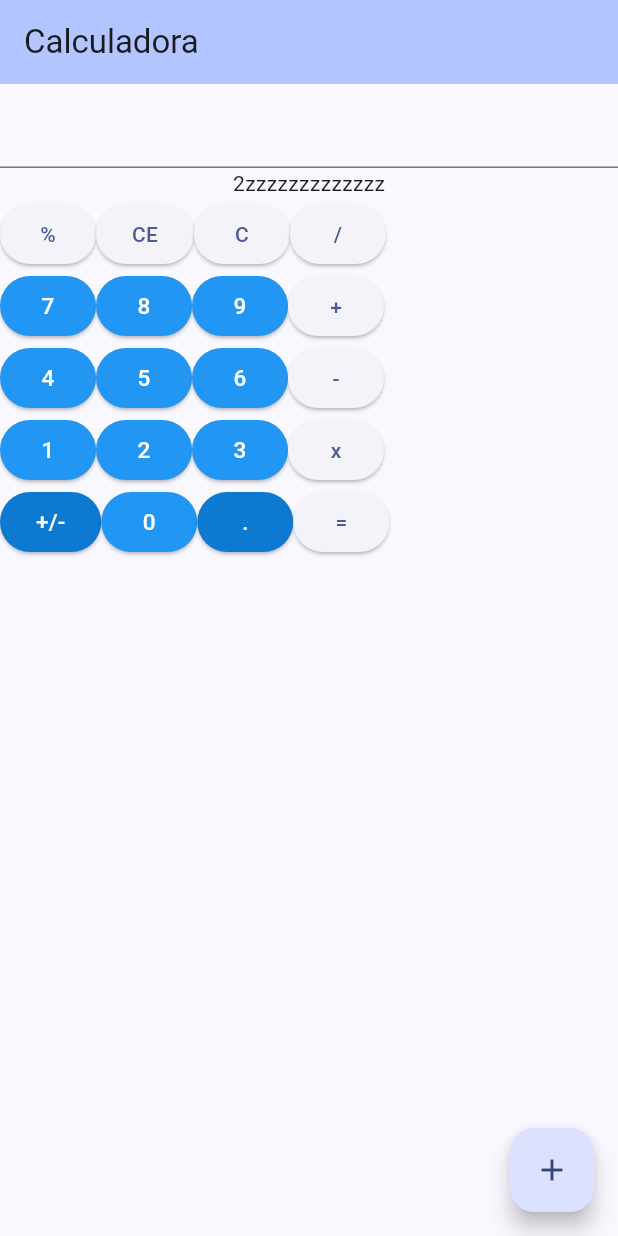
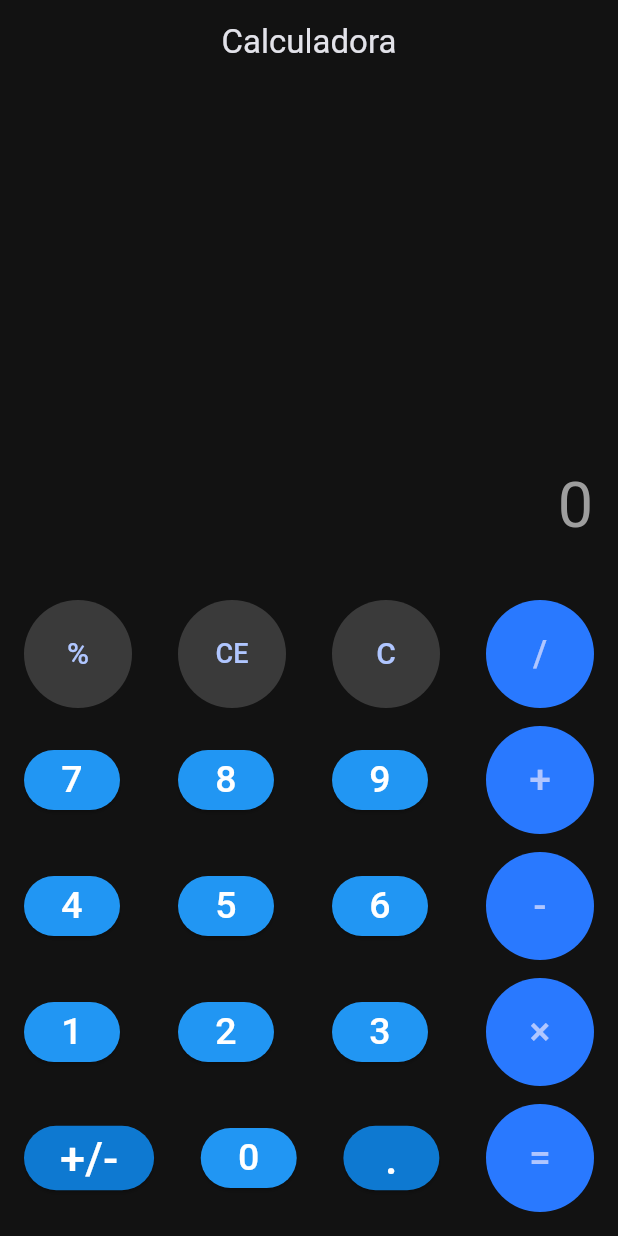
Before and after one commit to Andysito1/Codigo-Desarrollo-de-apps, a Flutter app: the screen it shows after launch, on a phone screen of 412 x 824 dp. Run offline on Flutter 3.47's test engine with Material 3 defaults, Android fonts, the phone set to English and light mode, and no system bars.

Commit message:
Add files via upload

```diff
--- a/lib/main.dart
+++ b/lib/main.dart
@@ -7,16 +7,21 @@ void main() {
 
 class MyApp extends StatelessWidget {
   const MyApp({super.key});
+
   @override
   Widget build(BuildContext context) {
     return MaterialApp(
       title: 'Sullcaray Calculadora',
       theme: ThemeData(
-        colorScheme: .fromSeed(
-          seedColor: const Color.fromARGB(255, 34, 83, 189),
+        brightness: Brightness.dark,
+        scaffoldBackgroundColor: const Color(0xFF121212),
+        colorScheme: ColorScheme.fromSeed(
+          seedColor: const Color(0xFF2979FF),
+          brightness: Brightness.dark,
         ),
       ),
       home: const MyHomePage(title: 'Calculadora'),
+      debugShowCheckedModeBanner: false,
     );
   }
 }
@@ -30,7 +35,6 @@ class MyHomePage extends StatefulWidget {
 }
 
 class _MyHomePageState extends State<MyHomePage> {
-  int _counter = 0;
   final TextEditingController _ctrlDisplay = TextEditingController(text: "");
   double aux1 = 0;
   double aux2 = 0;
@@ -47,7 +51,7 @@ class _MyHomePageState extends State<MyHomePage> {
     _ctrlDisplay.text = "";
   }
 
-   void calcular() {
+  void calcular() {
     double resultado = 0;
     if (operacion == "+") {
       resultado = aux1 + aux2;
@@ -58,153 +62,172 @@ class _MyHomePageState extends State<MyHomePage> {
     } else {
       resultado = aux1 / aux2;
     }
-    _ctrlDisplay.text = "${resultado}";
+    _ctrlDisplay.text = "$resultado";
   }
 
-  void _incrementCounter() {
-    setState(() {
-      _counter++;
-    });
+  Widget samsungButton({
+    required Widget child,
+    required VoidCallback onPressed,
+    Color bgColor = const Color(0xFF2B2B2B),
+  }) {
+    return SizedBox(
+      width: 72,
+      height: 72,
+      child: ElevatedButton(
+        onPressed: onPressed,
+        style: ElevatedButton.styleFrom(
+          backgroundColor: bgColor,
+          shape: const CircleBorder(),
+          elevation: 0,
+        ),
+        child: child,
+      ),
+    );
   }
 
   @override
   Widget build(BuildContext context) {
     return Scaffold(
       appBar: AppBar(
-        backgroundColor: Theme.of(context).colorScheme.inversePrimary,
+        backgroundColor: Colors.transparent,
+        elevation: 0,
         title: Text(widget.title),
+        centerTitle: true,
       ),
-      body: Center(
+      body: Padding(
+        padding: const EdgeInsets.all(16),
         child: Column(
+          mainAxisAlignment: MainAxisAlignment.end,
           children: [
+            // DISPLAY
             TextField(
               controller: _ctrlDisplay,
-              decoration: InputDecoration(
-                labelText: ''
+              readOnly: true,
+              textAlign: TextAlign.right,
+              style: const TextStyle(
+                fontSize: 42,
+                fontWeight: FontWeight.w400,
+                color: Colors.white,
+              ),
+              decoration: const InputDecoration(
+                border: InputBorder.none,
+                hintText: "0",
+                hintStyle: TextStyle(color: Colors.grey),
               ),
             ),
-            Text("2zzzzzzzzzzzzz"),
+
+            const SizedBox(height: 24),
+
+            // FILA 1
             Row(
+              mainAxisAlignment: MainAxisAlignment.spaceBetween,
               children: [
-                ElevatedButton(onPressed: () {}, child: Text("%")),
-                ElevatedButton(onPressed: () {}, child: Text("CE")),
-
-                ElevatedButton(onPressed: (){
-                  _ctrlDisplay.text = "";
-                }, child: Text("C")),
-                ElevatedButton(onPressed: (){
-                  setAux1("/");
-                }, child: Text("/")),
+                samsungButton(
+                  bgColor: const Color(0xFF3A3A3A),
+                  onPressed: () {},
+                  child: const Text("%", style: TextStyle(fontSize: 20)),
+                ),
+                samsungButton(
+                  bgColor: const Color(0xFF3A3A3A),
+                  onPressed: () {},
+                  child: const Text("CE", style: TextStyle(fontSize: 18)),
+                ),
+                samsungButton(
+                  bgColor: const Color(0xFF3A3A3A),
+                  onPressed: () {
+                    _ctrlDisplay.text = "";
+                  },
+                  child: const Text("C", style: TextStyle(fontSize: 20)),
+                ),
+                samsungButton(
+                  bgColor: const Color(0xFF2979FF),
+                  onPressed: () {
+                    setAux1("/");
+                  },
+                  child: const Text("/", style: TextStyle(fontSize: 24)),
+                ),
               ],
             ),
+
+            const SizedBox(height: 12),
+
+            // FILA 2
             Row(
+              mainAxisAlignment: MainAxisAlignment.spaceBetween,
               children: [
-                BtnLight(
-                  numero: "7",
-                  onClick: (String numero) {
-                    print("Main: $numero");
-                    _ctrlDisplay.text = "${_ctrlDisplay.text}7";
+                BtnLight(numero: "7", onClick: (_) => _ctrlDisplay.text += "7"),
+                BtnLight(numero: "8", onClick: (_) => _ctrlDisplay.text += "8"),
+                BtnLight(numero: "9", onClick: (_) => _ctrlDisplay.text += "9"),
+                samsungButton(
+                  bgColor: const Color(0xFF2979FF),
+                  onPressed: () {
+                    setAux1("+");
                   },
+                  child: const Text("+", style: TextStyle(fontSize: 26)),
                 ),
-                BtnLight(
-                  numero: "8",
-                  onClick: (String numero) {
-                    print("Main: $numero");
-                    _ctrlDisplay.text = "${_ctrlDisplay.text}8";
-                  },
-                ),
-                BtnLight(
-                  numero: "9",
-                  onClick: (String numero) {
-                    print("Main: $numero");
-                    _ctrlDisplay.text = "${_ctrlDisplay.text}9";
-                  },
-                ),
-                ElevatedButton(onPressed: (){
-                  setAux1("+");
-                }, child: Text("+")),
               ],
             ),
+
+            const SizedBox(height: 12),
+
+            // FILA 3
             Row(
+              mainAxisAlignment: MainAxisAlignment.spaceBetween,
               children: [
-                BtnLight(
-                  numero: "4",
-                  onClick: (String numero) {
-                    print("Main: $numero");
-                    _ctrlDisplay.text = "${_ctrlDisplay.text}4";
+                BtnLight(numero: "4", onClick: (_) => _ctrlDisplay.text += "4"),
+                BtnLight(numero: "5", onClick: (_) => _ctrlDisplay.text += "5"),
+                BtnLight(numero: "6", onClick: (_) => _ctrlDisplay.text += "6"),
+                samsungButton(
+                  bgColor: const Color(0xFF2979FF),
+                  onPressed: () {
+                    setAux1("-");
                   },
+                  child: const Text("-", style: TextStyle(fontSize: 26)),
                 ),
-                BtnLight(
-                  numero: "5",
-                  onClick: (String numero) {
-                    print("Main: $numero");
-                    _ctrlDisplay.text = "${_ctrlDisplay.text}5";
-                  },
-                ),
-                BtnLight(
-                  numero: "6",
-                  onClick: (String numero) {
-                    print("Main: $numero");
-                    _ctrlDisplay.text = "${_ctrlDisplay.text}6";
-                  },
-                ),
-                ElevatedButton(onPressed: (){
-                  setAux1("-");
-                }, child: Text("-")),
               ],
             ),
+
+            const SizedBox(height: 12),
+
+            // FILA 4
             Row(
+              mainAxisAlignment: MainAxisAlignment.spaceBetween,
               children: [
-                BtnLight(
-                  numero: "1",
-                  onClick: (String numero) {
-                    print("Main: $numero");
-                    _ctrlDisplay.text = "${_ctrlDisplay.text}1";
+                BtnLight(numero: "1", onClick: (_) => _ctrlDisplay.text += "1"),
+                BtnLight(numero: "2", onClick: (_) => _ctrlDisplay.text += "2"),
+                BtnLight(numero: "3", onClick: (_) => _ctrlDisplay.text += "3"),
+                samsungButton(
+                  bgColor: const Color(0xFF2979FF),
+                  onPressed: () {
+                    setAux1("*");
                   },
+                  child: const Text("×", style: TextStyle(fontSize: 26)),
                 ),
-                BtnLight(
-                  numero: "2",
-                  onClick: (String numero) {
-                    print("Main: $numero");
-                    _ctrlDisplay.text = "${_ctrlDisplay.text}2";
-                  },
-                ),
-                BtnLight(
-                  numero: "3",
-                  onClick: (String numero) {
-                    print("Main: $numero");
-                    _ctrlDisplay.text = "${_ctrlDisplay.text}3";
-                  },
-                ),
-                ElevatedButton(onPressed: (){
-                  setAux1("*");
-                }, child: Text("x")),
               ],
             ),
+
+            const SizedBox(height: 12),
+
+            // FILA 5
             Row(
+              mainAxisAlignment: MainAxisAlignment.spaceBetween,
               children: [
                 BtnDark(simbolo: "+/-"),
-                BtnLight(
-                  numero: "0",
-                  onClick: (String numero) {
-                    print("Main: $numero");
+                BtnLight(numero: "0", onClick: (_) => _ctrlDisplay.text += "0"),
+                BtnDark(simbolo: "."),
+                samsungButton(
+                  bgColor: const Color(0xFF2979FF),
+                  onPressed: () {
+                    setAux2();
+                    calcular();
                   },
+                  child: const Text("=", style: TextStyle(fontSize: 26)),
                 ),
-                BtnDark(simbolo: "."),
-                ElevatedButton(onPressed: (){
-                  setAux2();
-                  calcular();
-                }, child: Text("="))
               ],
             ),
           ],
         ),
       ),
-      floatingActionButton: FloatingActionButton(
-        onPressed: _incrementCounter,
-        tooltip: 'Increment',
-        child: const Icon(Icons.add),
-      ),
     );
   }
 }
--- a/lib/widgets/buttons.dart
+++ b/lib/widgets/buttons.dart
@@ -14,7 +14,7 @@ class BtnLight extends StatelessWidget {
       },
       child: Text(
         this.numero,
-        style: TextStyle(fontSize: 15, color: Colors.white)),
+        style: TextStyle(fontSize: 25, color: Colors.white)),
       style: ButtonStyle(backgroundColor: WidgetStateProperty.all(Colors.blue))
     );
   }
@@ -28,7 +28,7 @@ class BtnDark extends StatelessWidget {
   Widget build(BuildContext context) {
     return ElevatedButton(
       onPressed: (){},
-      child: Text(this.simbolo, style: TextStyle(fontSize: 15, color: Colors.white)),
+      child: Text(this.simbolo, style: TextStyle(fontSize: 30, color: Colors.white)),
       style: ButtonStyle(backgroundColor: WidgetStateProperty.all(const Color.fromARGB(255, 14, 121, 209)))
     );
   }
```
